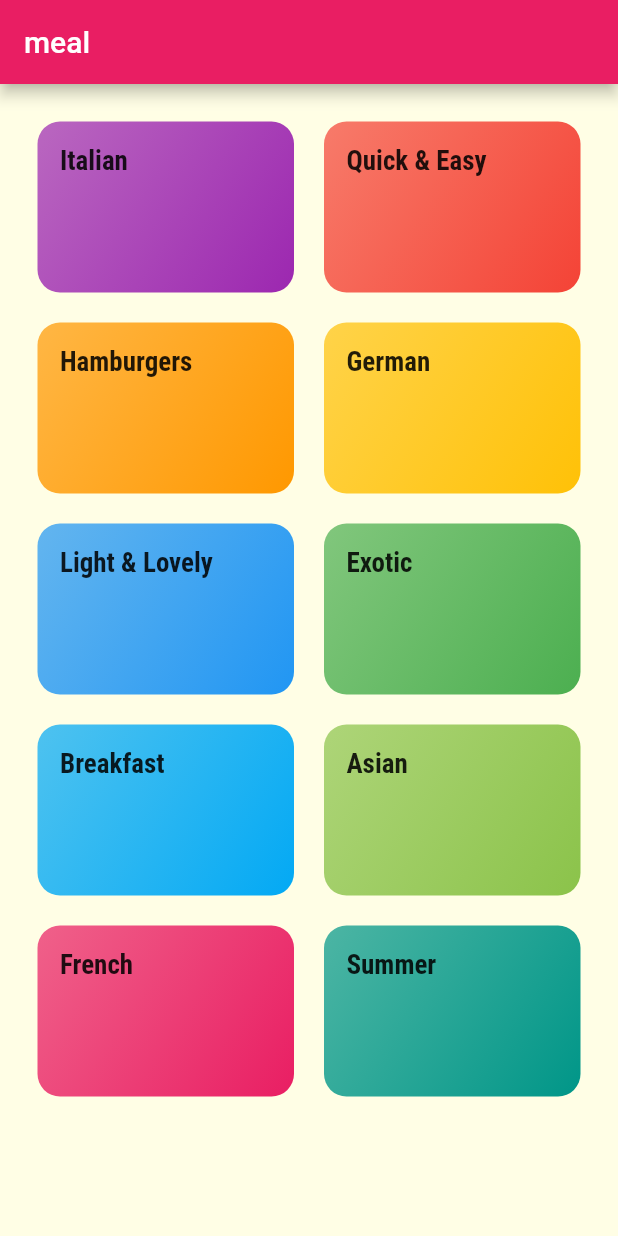
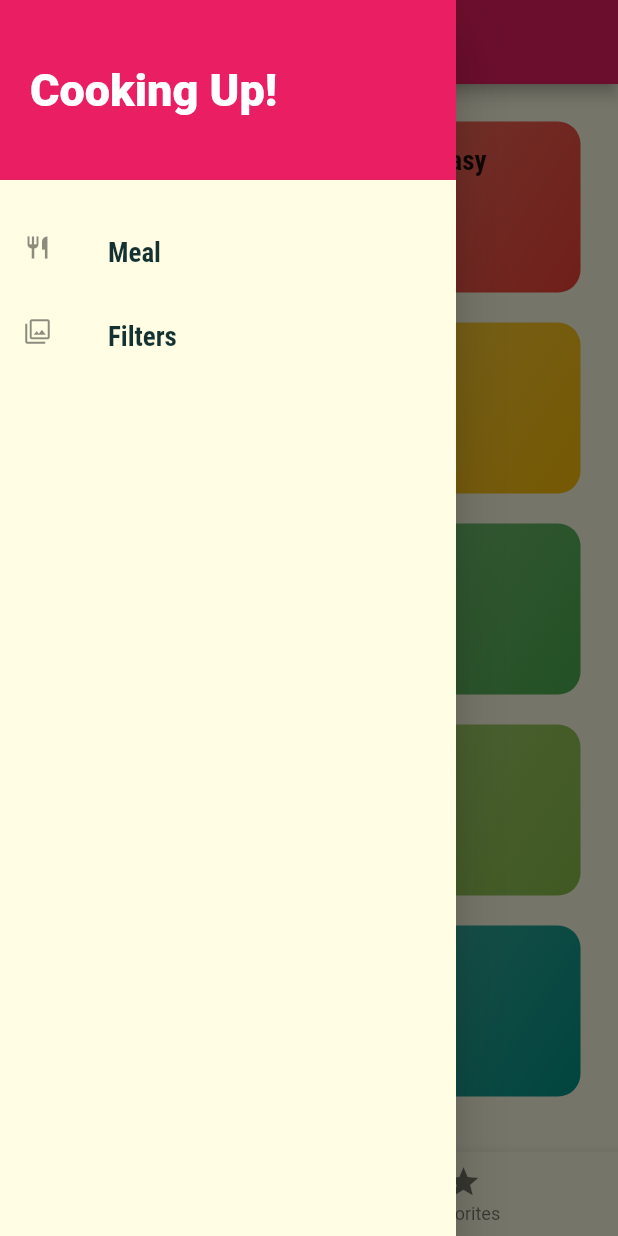
Before and after one commit to RouaBoussetta/MealApp, a Flutter app: the screen it shows after launch, with the side drawer open (before the commit the screen has no drawer), on a phone screen of 412 x 824 dp. Run offline on Flutter 3.47's test engine with Material 2 defaults, Android fonts, the phone set to English and light mode, and no system bars.

Commit message:
adding routes for navigation

```diff
--- a/meal_app/lib/main.dart
+++ b/meal_app/lib/main.dart
@@ -1,6 +1,9 @@
 import 'package:flutter/material.dart';
 import 'package:meal_app/screens/categories_screen.dart';
 import 'package:meal_app/screens/category_meal_screen.dart';
+import 'package:meal_app/screens/filters.dart';
+import 'package:meal_app/screens/meal_detail_screen.dart';
+import 'package:meal_app/screens/tabs_screen.dart';
 
 void main() {
   runApp(const MyApp());
@@ -17,6 +20,7 @@ class MyApp extends StatelessWidget {
       title: 'Meal App',
       theme: ThemeData(
         primarySwatch: Colors.pink,
+        primaryColor: Colors.pink,
         accentColor: Colors.amber,
         canvasColor: const Color.fromRGBO(255,254, 229, 1),
         textTheme: ThemeData.light().textTheme.copyWith(
@@ -39,8 +43,12 @@ class MyApp extends StatelessWidget {
      // home: const CategoriesScreen(),
 
       routes: {
-       '/': (ctx) =>  const CategoriesScreen(),
+       '/': (ctx) =>  const TabsScreen(),
      CategoryMealScreen.routeName: (ctx) =>   CategoryMealScreen(),
+     MealDetailScreen.routeName: (ctx) =>  const MealDetailScreen(),
+     Filters.routeName: (ctx) =>   Filters(),
+
+
       },
     );
   }
--- a/meal_app/lib/screens/categories_screen.dart
+++ b/meal_app/lib/screens/categories_screen.dart
@@ -9,7 +9,7 @@ class CategoriesScreen extends StatelessWidget {
   @override
   Widget build(BuildContext context) {
     return Scaffold(
-      appBar: AppBar(title: const Text("meal"),),
+
       body:
       GridView(
         padding: const EdgeInsets.all(25),
--- /dev/null
+++ b/meal_app/lib/screens/filters.dart
@@ -0,0 +1,14 @@
+import 'package:flutter/material.dart';
+
+class Filters extends StatelessWidget {
+
+
+static const routeName='filters';
+  @override
+  Widget build(BuildContext context) {
+    return const Center(
+      child: Text('Filters!'),
+
+    );
+  }
+}
--- /dev/null
+++ b/meal_app/lib/screens/tabs_screen.dart
@@ -0,0 +1,49 @@
+import 'package:flutter/material.dart';
+import 'package:meal_app/screens/categories_screen.dart';
+import 'package:meal_app/screens/favorite_screen.dart';
+import 'package:meal_app/widget/main_drawer.dart';
+
+class TabsScreen extends StatefulWidget {
+  const TabsScreen({Key? key}) : super(key: key);
+
+  @override
+  _TabsScreenState createState() => _TabsScreenState();
+}
+
+class _TabsScreenState extends State<TabsScreen> {
+  final List<Map<String, Object>> _pages = [
+    {'page': const CategoriesScreen(), 'title': 'Categories'},
+    {'page': const FavoriteScreen(), 'title': 'Favorites'}
+  ];
+  int _selectedPageIndex = 0;
+  void _selectPage(int index) {
+    setState(() {
+      _selectedPageIndex = index;
+    });
+  }
+
+  Widget x(){
+
+return
+    _pages[_selectedPageIndex]['title'].toString()=="Categories"? const CategoriesScreen():const FavoriteScreen();
+  }
+
+  @override
+  Widget build(BuildContext context) {
+    return Scaffold(
+      appBar:
+          AppBar(title: Text(_pages[_selectedPageIndex]['title'].toString())),
+      body: x(),
+      bottomNavigationBar: BottomNavigationBar(
+        onTap: _selectPage,
+        items: const [
+        BottomNavigationBarItem(
+            icon: Icon(Icons.category),
+             title: Text('Categories')),
+        BottomNavigationBarItem(
+            icon: Icon(Icons.star), title: Text('Favorites')),
+      ]),
+      drawer: const MainDrawer(),
+    );
+  }
+}
--- /dev/null
+++ b/meal_app/lib/widget/main_drawer.dart
@@ -0,0 +1,57 @@
+import 'package:flutter/material.dart';
+import 'package:meal_app/screens/categories_screen.dart';
+import 'package:meal_app/screens/filters.dart';
+import 'package:meal_app/screens/meal_detail_screen.dart';
+
+class MainDrawer extends StatelessWidget {
+  const MainDrawer({Key? key}) : super(key: key);
+
+
+Widget list(String text,IconData icon, Function tap){
+  return    ListTile(
+            leading: Icon(
+              icon,
+              size: 18,
+            ),
+            title: Text(
+              text,
+              style: TextStyle(
+                  fontSize: 18,
+                  fontWeight: FontWeight.bold,
+                  fontFamily: 'RobotoCondensed'),
+            ),
+            onTap: tap(),
+
+          );
+}
+  @override
+  Widget build(BuildContext context) {
+    return Drawer(
+      child: Column(
+        children: [
+          Container(
+            alignment: Alignment.centerLeft,
+            height: 120,
+            width: double.infinity,
+            padding: const EdgeInsets.all(20),
+            color: Colors.pink,
+            child: const Text(
+              "Cooking Up!",
+              style: TextStyle(
+                fontSize: 30,
+                fontWeight: FontWeight.w900,
+                color: Colors.white,
+              ),
+            ),
+          ),
+          const SizedBox(
+            height: 20,
+          ),
+         list("Meal", Icons.restaurant,(){}),
+         list("Filters", Icons.filter,(){})
+
+        ],
+      ),
+    );
+  }
+}
```
Also changed, not shown: meal_app/lib/screens/category_meal_screen.dart (+10 -1 lines), meal_app/lib/screens/favorite_screen.dart (added, +12 -0 lines), meal_app/lib/screens/meal_detail_screen.dart (added, +95 -0 lines), meal_app/lib/widget/meal_item.dart (added, +122 -0 lines).
